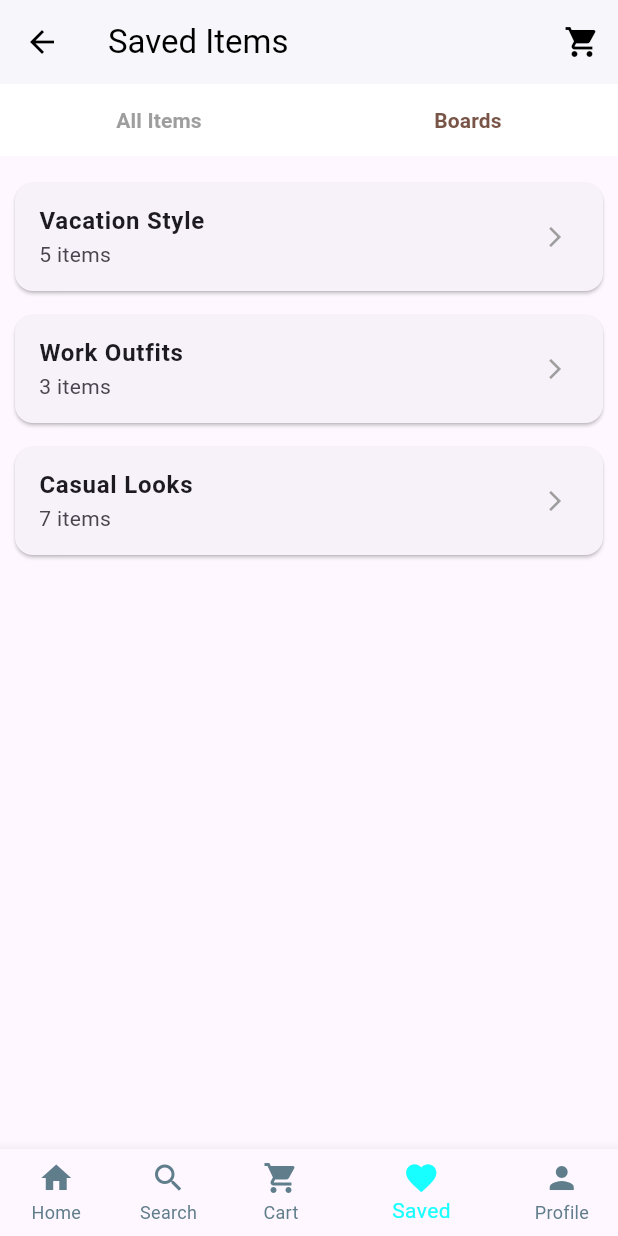
After one commit to kawsar-ahmmed-hridoy/Shopping-Site, a Flutter app: the CartPage screen opened directly, item 4 of the bottom bar chosen, after a tap on "Boards", on a phone screen of 412 x 824 dp. The commit adds this screen. Run offline on Flutter 3.47's test engine with Material 3 defaults, Android fonts, the phone set to English and light mode, and no system bars.

Commit message:
created favorite page.

```diff
--- a/lib/Screens/Cart/CartPage.dart
+++ b/lib/Screens/Cart/CartPage.dart
@@ -1,6 +1,7 @@
 import 'package:flutter/material.dart';
 import 'package:shopping_site/Screens/Cart/CheckoutPage.dart';
 import 'package:shopping_site/Screens/Cart/OrdersPage.dart';
+import 'package:shopping_site/Screens/Favorite/SaveItemPage.dart';
 import 'package:shopping_site/Screens/Home/HomePage.dart';
 import 'package:shopping_site/Screens/Search/SearchPage.dart';
 
@@ -133,16 +134,20 @@ class _CartPageState extends State<CartPage> {
       ),
       bottomNavigationBar: BottomNavigationBar(
         currentIndex: 2,
-        selectedItemColor: Colors.brown,
+        selectedItemColor: Colors.cyanAccent,
         unselectedItemColor: Colors.grey,
         onTap: (index) {
+          if (index == 0) {
+            Navigator.push(
+                context, MaterialPageRoute(builder: (context) => HomePage()));
+          }
           if (index == 1) {
             Navigator.push(
                 context, MaterialPageRoute(builder: (context) => SearchPage()));
           }
-          if (index == 0) {
+          if (index == 3) {
             Navigator.push(
-                context, MaterialPageRoute(builder: (context) => HomePage()));
+              context, MaterialPageRoute(builder: (context) => SaveItemPage()),);
           }
         },
         items: [
--- a/lib/Screens/Cart/OrdersPage.dart
+++ b/lib/Screens/Cart/OrdersPage.dart
@@ -3,19 +3,19 @@ import 'package:flutter/material.dart';
 class OrdersPage extends StatelessWidget {
   final List<Map<String, dynamic>> pendingOrders = [
     {
-      'title': 'Women\'s Hoodie',
-      'price': 123,
-      'status': 'Pending',
-      'orderDate': 'June 6, 2020',
+      "title": "Women\'s Hoodie",
+      "price": 123,
+      "status": "Pending",
+      "orderDate": "Nov 16, 2024",
     },
   ];
 
   final List<Map<String, dynamic>> pastOrders = [
     {
-      'title': 'Jeans',
-      'price': 215,
-      'status': 'Delivered',
-      'orderDate': 'June 2, 2020',
+      "title": "Jeans",
+      "price": 215,
+      "status": "Delivered",
+      "orderDate": "Nov 20, 2024",
     },
   ];
 
@@ -25,12 +25,12 @@ class OrdersPage extends StatelessWidget {
       length: 2,
       child: Scaffold(
         appBar: AppBar(
-          title: Text('My Orders'),
+          title: Text("My Orders"),
           backgroundColor: Colors.brown,
           bottom: TabBar(
             tabs: [
-              Tab(text: 'Pending Orders'),
-              Tab(text: 'Past Orders'),
+              Tab(text: "Pending Orders"),
+              Tab(text: "Past Orders"),
             ],
           ),
         ),
@@ -47,7 +47,7 @@ class OrdersPage extends StatelessWidget {
   Widget _ordersList(List<Map<String, dynamic>> orders, BuildContext context) {
     if (orders.isEmpty) {
       return Center(
-        child: Text('No orders available', style: TextStyle(fontSize: 18)),
+        child: Text("No orders available", style: TextStyle(fontSize: 18)),
       );
     }
     return ListView.builder(
@@ -57,13 +57,13 @@ class OrdersPage extends StatelessWidget {
         return Card(
           margin: EdgeInsets.all(8.0),
           child: ListTile(
-            title: Text(order['title'], style: TextStyle(fontWeight: FontWeight.bold)),
+            title: Text(order["title"], style: TextStyle(fontWeight: FontWeight.bold)),
             subtitle: Column(
               crossAxisAlignment: CrossAxisAlignment.start,
               children: [
-                Text('Price: \$${order['price']}'),
-                Text('Status: ${order['status']}'),
-                Text('Order Date: ${order['orderDate']}'),
+                Text("Price: \$${order["price"]}"),
+                Text("Status: ${order["status"]}"),
+                Text("Order Date: ${order["orderDate"]}"),
               ],
             ),
             trailing: Icon(Icons.arrow_forward_ios, size: 16),
--- /dev/null
+++ b/lib/Screens/Favorite/SaveItemPage.dart
@@ -0,0 +1,167 @@
+import 'package:flutter/material.dart';
+import 'package:shopping_site/Screens/Cart/CartPage.dart';
+import 'package:shopping_site/Screens/Home/HomePage.dart';
+import 'package:shopping_site/Screens/Search/SearchPage.dart';
+
+class SaveItemPage extends StatefulWidget {
+  @override
+  _SaveItemPageState createState() => _SaveItemPageState();
+}
+
+class _SaveItemPageState extends State<SaveItemPage> {
+  bool isAllItemsSelected = true;
+
+  @override
+  Widget build(BuildContext context) {
+    return Scaffold(
+      appBar: AppBar(
+        backgroundColor: Colors.white,
+        elevation: 1,
+        leading: IconButton(icon: Icon(Icons.arrow_back, color: Colors.black), onPressed: () => Navigator.pop(context),),
+        title: Text("Saved Items", style: TextStyle(color: Colors.black),),
+        actions: [
+          IconButton(
+            icon: Icon(Icons.shopping_cart, color: Colors.black),
+            onPressed: () {Navigator.push(context, MaterialPageRoute(builder: (context) => CartPage()),);},
+          ),
+        ],
+      ),
+      body: Column(
+        children: [
+          Container(
+            color: Colors.white,
+            child: Row(
+              mainAxisAlignment: MainAxisAlignment.spaceAround,
+              children: [
+                TextButton(onPressed: () {setState(() {isAllItemsSelected = true;});},
+                  child: Text("All Items", style: TextStyle(color: isAllItemsSelected ? Colors.brown : Colors.grey, fontWeight: FontWeight.bold,),),
+                ),
+                TextButton(
+                  onPressed: () {setState(() {isAllItemsSelected = false;});
+                  },
+                  child: Text("Boards", style: TextStyle(color: !isAllItemsSelected ? Colors.brown : Colors.grey, fontWeight: FontWeight.bold,),),
+                ),
+              ],
+            ),
+          ),
+          Expanded(child: isAllItemsSelected ? _buildAllItemsView() : _buildBoardsView(),),
+        ],
+      ),
+      bottomNavigationBar: BottomNavigationBar(
+        selectedItemColor: Colors.cyanAccent,
+        unselectedItemColor: Colors.blueGrey,
+        currentIndex: 3,
+        showUnselectedLabels: true,
+        onTap: (index) {
+          if (index == 0) {
+            Navigator.push(
+              context,
+              MaterialPageRoute(builder: (context) => HomePage()),
+            );
+          }
+          if (index == 1) {
+            Navigator.push(
+                context, MaterialPageRoute(builder: (context) => SearchPage()));
+          }
+          if (index == 2) {
+            Navigator.push(
+              context,
+              MaterialPageRoute(builder: (context) => CartPage()),
+            );
+          }
+        },
+        items: [
+          BottomNavigationBarItem(icon: Icon(Icons.home), label: "Home"),
+          BottomNavigationBarItem(icon: Icon(Icons.search), label: "Search"),
+          BottomNavigationBarItem(icon: Icon(Icons.shopping_cart), label: "Cart"),
+          BottomNavigationBarItem(icon: Icon(Icons.favorite), label: "Saved"),
+          BottomNavigationBarItem(icon: Icon(Icons.person), label: "Profile"),
+        ],
+      ),
+    );
+  }
+
+  Widget _buildAllItemsView() {
+    return ListView(
+      padding: EdgeInsets.all(10),
+      children: [
+        _buildSavedItemCard("Handbag LV", "\$225", "assets/products/handbag.png"),
+        _buildSavedItemCard("Panjabi", "\$86", "assets/products/panjabi.png", color: Colors.blue, size: "XL"),
+        _buildSavedItemCard("T-shirt", "\$36", "assets/products/tshirt.png", color: Colors.grey, size: "M"),
+      ],
+    );
+  }
+
+  Widget _buildBoardsView() {
+    List<Map<String, String>> boards = [
+      {"title": "Vacation Style", "itemCount": "5 items"},
+      {"title": "Work Outfits", "itemCount": "3 items"},
+      {"title": "Casual Looks", "itemCount": "7 items"},
+    ];
+
+    if (boards.isEmpty) {
+      return Center(
+        child: Text("No boards yet! Create one to organize your saved items.", style: TextStyle(color: Colors.grey, fontSize: 16),),
+      );
+    }
+
+    return ListView.builder(
+      padding: EdgeInsets.all(10),
+      itemCount: boards.length,
+      itemBuilder: (context, index) {
+        return _buildBoardCard(boards[index]["title"]!, boards[index]["itemCount"]!,);
+      },
+    );
+  }
+
+  Widget _buildSavedItemCard(String title, String price, String imagePath,
+      {Color? color, String? size}) {
+    return Card(
+      margin: EdgeInsets.symmetric(vertical: 8),
+      shape: RoundedRectangleBorder(borderRadius: BorderRadius.circular(12)),
+      child: Padding(
+        padding: EdgeInsets.all(8.0),
+        child: Row(
+          children: [
+            ClipRRect(
+              borderRadius: BorderRadius.circular(12),
+              child: Image.asset(imagePath, width: 80, height: 80, fit: BoxFit.cover,),
+            ),
+            SizedBox(width: 10),
+            Expanded(
+              child: Column(
+                crossAxisAlignment: CrossAxisAlignment.start,
+                children: [
+                  Text(title, style: TextStyle(fontWeight: FontWeight.bold, fontSize: 16), maxLines: 1, overflow: TextOverflow.ellipsis,),
+                  if (color != null)Row(children: [Text("Color: "), CircleAvatar(backgroundColor: color, radius: 8,),],),
+                  if (size != null)Padding(padding: EdgeInsets.only(top: 4.0), child: Text("Size: $size"),),
+                ],
+              ),
+            ),
+            SizedBox(width: 10),
+            Column(
+              mainAxisAlignment: MainAxisAlignment.center,
+              crossAxisAlignment: CrossAxisAlignment.end,
+              children: [
+                Text(price, style: TextStyle(fontWeight: FontWeight.bold, fontSize: 16, color: Colors.black,),),
+                IconButton(icon: Icon(Icons.shopping_cart_outlined), onPressed: () {/*pore kora lagbe*/},),
+              ],
+            ),
+          ],
+        ),
+      ),
+    );
+  }
+
+  Widget _buildBoardCard(String title, String itemCount) {
+    return Card(
+      margin: EdgeInsets.symmetric(vertical: 8),
+      shape: RoundedRectangleBorder(borderRadius: BorderRadius.circular(12)),
+      child: ListTile(title: Text(title, style: TextStyle(fontWeight: FontWeight.bold, fontSize: 16),),
+        subtitle: Text(itemCount),
+        trailing: Icon(Icons.arrow_forward_ios, size: 16, color: Colors.grey),
+        onTap: () {/*details pore add kora lagbe*/},
+      ),
+    );
+  }
+}
--- a/lib/Screens/Home/HomePage.dart
+++ b/lib/Screens/Home/HomePage.dart
@@ -1,5 +1,6 @@
 import 'package:flutter/material.dart';
 import 'package:shopping_site/Screens/Cart/CartPage.dart';
+import 'package:shopping_site/Screens/Favorite/SaveItemPage.dart';
 import 'package:shopping_site/Screens/Search/SearchPage.dart';
 
 class HomePage extends StatelessWidget {
@@ -47,6 +48,10 @@ class HomePage extends StatelessWidget {
           if (index == 2) {
             Navigator.push(
                 context, MaterialPageRoute(builder: (context) => CartPage()));
+          }
+          if (index == 3) {
+            Navigator.push(
+              context, MaterialPageRoute(builder: (context) => SaveItemPage()),);
           }
         },
         items: [
--- a/lib/Screens/Search/SearchPage.dart
+++ b/lib/Screens/Search/SearchPage.dart
@@ -1,5 +1,6 @@
 import 'package:flutter/material.dart';
 import 'package:shopping_site/Screens/Cart/CartPage.dart';
+import 'package:shopping_site/Screens/Favorite/SaveItemPage.dart';
 import 'package:shopping_site/Screens/Home/HomePage.dart';
 import 'package:shopping_site/Screens/Search/RecentSearchPage.dart';
 
@@ -22,6 +23,10 @@ class SearchPage extends StatelessWidget {
           if (index == 2) {
             Navigator.push(
                 context, MaterialPageRoute(builder: (context) => CartPage()));
+          }
+          if (index == 3) {
+            Navigator.push(
+              context, MaterialPageRoute(builder: (context) => SaveItemPage()),);
           }
           },
         items: [
```
Also changed, not shown: 1 other file.
